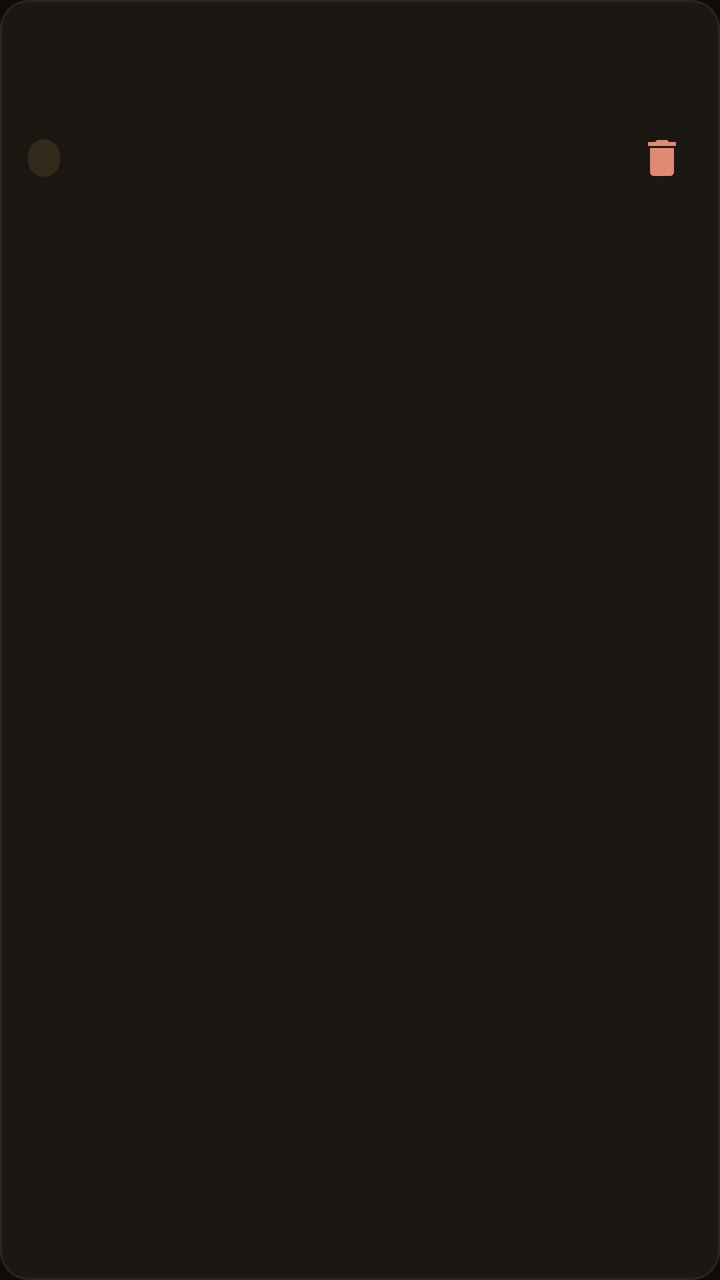
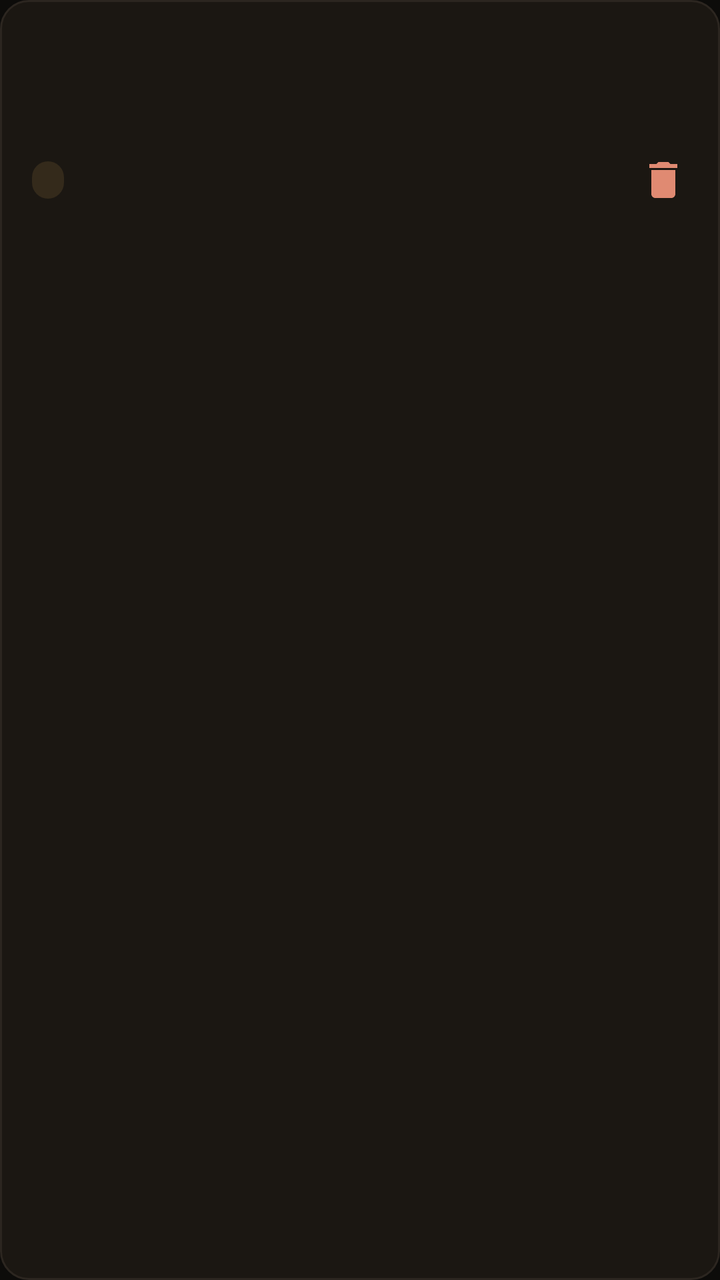

The first picture is an Android layout as it rendered before a commit; the second is the same layout after the commit. The layout source and the unified diff follow.
<!-- AndroidManifest.xml: application theme Theme.RFragancias -->
<!-- res/layout/item_pedido.xml -->
<?xml version="1.0" encoding="utf-8"?>
<LinearLayout xmlns:android="http://schemas.android.com/apk/res/android"
    xmlns:app="http://schemas.android.com/apk/res-auto"
    android:layout_width="match_parent"
    android:layout_height="wrap_content"
    android:layout_marginHorizontal="16dp"
    android:layout_marginBottom="10dp"
    android:orientation="vertical"
    android:background="@drawable/bg_card"
    android:padding="14dp">

    <LinearLayout
        android:layout_width="match_parent"
        android:layout_height="wrap_content"
        android:orientation="horizontal">

        <TextView
            android:id="@+id/texto_insumo"
            android:layout_width="0dp"
            android:layout_height="wrap_content"
            android:layout_weight="1"
            android:textColor="@color/text_primary"
            android:textSize="15sp"
            android:maxLines="1"
            android:ellipsize="end" />

        <TextView
            android:id="@+id/texto_costo"
            android:layout_width="wrap_content"
            android:layout_height="wrap_content"
            android:textColor="@color/primary"
            android:textSize="15sp"
            android:textStyle="bold" />
    </LinearLayout>

    <TextView
        android:id="@+id/texto_proveedor"
        android:layout_width="match_parent"
        android:layout_height="wrap_content"
        android:layout_marginTop="4dp"
        android:textColor="@color/text_muted"
        android:textSize="13sp" />

    <LinearLayout
        android:layout_width="match_parent"
        android:layout_height="wrap_content"
        android:layout_marginTop="8dp"
        android:orientation="horizontal"
        android:gravity="center_vertical">

        <TextView
            android:id="@+id/texto_estado"
            android:layout_width="wrap_content"
            android:layout_height="wrap_content"
            android:background="@drawable/bg_badge_warning"
            android:paddingHorizontal="8dp"
            android:paddingVertical="2dp"
            android:textColor="@color/text_primary"
            android:textSize="11sp" />

        <TextView
            android:id="@+id/texto_fecha"
            android:layout_width="0dp"
            android:layout_height="wrap_content"
            android:layout_weight="1"
            android:layout_marginStart="8dp"
            android:gravity="end"
            android:textColor="@color/text_muted"
            android:textSize="11sp" />

        <ImageButton
            android:id="@+id/btn_eliminar"
            android:layout_width="30dp"
            android:layout_height="30dp"
            android:layout_marginStart="8dp"
            android:background="?attr/selectableItemBackgroundBorderless"
            android:src="@drawable/ic_delete"
            app:tint="@color/danger" />
    </LinearLayout>
</LinearLayout>
<!-- resources referenced by this layout -->
<resources>
  <color name="danger">#E08A72</color>
  <color name="primary">#DE9B45</color>
  <color name="text_muted">#ACA090</color>
  <color name="text_primary">#F4EEE2</color>
  <!-- drawable bg_badge_warning (drawable) -->
  <shape xmlns:android="http://schemas.android.com/apk/res/android" android:shape="rectangle">
      <corners android:radius="8dp"/>
      <solid android:color="@color/warning_bg"/>
  </shape>
  <!-- drawable bg_card (drawable) -->
  <shape xmlns:android="http://schemas.android.com/apk/res/android" android:shape="rectangle">
      <corners android:radius="14dp"/>
      <solid android:color="@color/surface"/>
      <stroke android:width="1dp" android:color="@color/border"/>
  </shape>
  <!-- drawable ic_delete (drawable) -->
  <vector xmlns:android="http://schemas.android.com/apk/res/android"
      android:width="24dp" android:height="24dp" android:viewportWidth="24" android:viewportHeight="24">
      <path android:fillColor="#F4EEE2" android:pathData="M6,19c0,1.1 0.9,2 2,2h8c1.1,0 2,-0.9 2,-2V7H6v12zM19,4h-3.5l-1,-1h-5l-1,1H5v2h14V4z"/>
  </vector>
  <style name="Theme.RFragancias" parent="Theme.MaterialComponents.DayNight.NoActionBar">
          <item name="colorPrimary">@color/primary</item>
          <item name="colorPrimaryDark">@color/bg</item>
          <item name="colorAccent">@color/primary</item>
          <item name="colorSurface">@color/surface</item>
          <item name="colorOnSurface">@color/text_primary</item>
          <item name="colorOnPrimary">@color/bg</item>
          <item name="android:windowBackground">@color/bg</item>
          <item name="android:statusBarColor">@color/bg</item>
          <item name="android:navigationBarColor">@color/bg</item>
          <item name="android:windowLightStatusBar" tools:targetApi="m">false</item>
          <item name="android:textColorPrimary">@color/text_primary</item>
          <item name="android:textColorSecondary">@color/text_muted</item>
          <item name="materialButtonStyle">@style/Widget.RFragancias.Button</item>
          <item name="editTextStyle">@style/Widget.RFragancias.EditText</item>
          <item name="textInputStyle">@style/Widget.RFragancias.TextInputLayout</item>
      </style>
  <color name="warning_bg">#1FE0B15C</color>
  <color name="surface">#1B1712</color>
  <color name="border">#2C2620</color>
  <color name="bg">#0D0C0A</color>
  <style name="Widget.RFragancias.Button" parent="Widget.MaterialComponents.Button">
          <item name="backgroundTint">@color/primary</item>
          <item name="android:textColor">@color/bg</item>
          <item name="android:textAllCaps">false</item>
          <item name="cornerRadius">10dp</item>
          <item name="android:letterSpacing">0.01</item>
          <item name="android:paddingTop">12dp</item>
          <item name="android:paddingBottom">12dp</item>
      </style>
  <style name="Widget.RFragancias.EditText" parent="Widget.AppCompat.EditText">
          <item name="android:textColor">@color/text_primary</item>
          <item name="android:textColorHint">@color/text_muted</item>
      </style>
  <style name="Widget.RFragancias.TextInputLayout" parent="Widget.MaterialComponents.TextInputLayout.OutlinedBox">
          <item name="boxStrokeColor">@color/border</item>
          <item name="hintTextColor">@color/primary</item>
          <item name="android:textColorHint">@color/text_muted</item>
          <item name="boxCornerRadiusTopStart">10dp</item>
          <item name="boxCornerRadiusTopEnd">10dp</item>
          <item name="boxCornerRadiusBottomStart">10dp</item>
          <item name="boxCornerRadiusBottomEnd">10dp</item>
      </style>
</resources>

<!-- the commit's change to res/layout/item_pedido.xml (unified diff, before → after) -->
@@ -4,10 +4,10 @@
     android:layout_width="match_parent"
     android:layout_height="wrap_content"
     android:layout_marginHorizontal="16dp"
-    android:layout_marginBottom="10dp"
+    android:layout_marginBottom="8dp"
     android:orientation="vertical"
     android:background="@drawable/bg_card"
-    android:padding="14dp">
+    android:padding="16dp">
 
     <LinearLayout
         android:layout_width="match_parent"
@@ -70,11 +70,15 @@
 
         <ImageButton
             android:id="@+id/btn_eliminar"
-            android:layout_width="30dp"
-            android:layout_height="30dp"
-            android:layout_marginStart="8dp"
+            android:layout_width="48dp"
+            android:layout_height="48dp"
+            android:layout_marginStart="4dp"
+            android:layout_marginEnd="-12dp"
+            android:padding="12dp"
+            android:scaleType="centerInside"
             android:background="?attr/selectableItemBackgroundBorderless"
             android:src="@drawable/ic_delete"
+            android:contentDescription="@string/cd_eliminar_pedido"
             app:tint="@color/danger" />
     </LinearLayout>
 </LinearLayout>
<!-- resource entries referenced after the edit -->
@@ -20,6 +20,7 @@
       android:width="24dp" android:height="24dp" android:viewportWidth="24" android:viewportHeight="24">
       <path android:fillColor="#F4EEE2" android:pathData="M6,19c0,1.1 0.9,2 2,2h8c1.1,0 2,-0.9 2,-2V7H6v12zM19,4h-3.5l-1,-1h-5l-1,1H5v2h14V4z"/>
   </vector>
+  <string name="cd_eliminar_pedido">Eliminar pedido</string>
   <style name="Theme.RFragancias" parent="Theme.MaterialComponents.DayNight.NoActionBar">
           <item name="colorPrimary">@color/primary</item>
           <item name="colorPrimaryDark">@color/bg</item>
@@ -27,6 +28,8 @@
           <item name="colorSurface">@color/surface</item>
           <item name="colorOnSurface">@color/text_primary</item>
           <item name="colorOnPrimary">@color/bg</item>
+          <item name="colorError">@color/error</item>
+          <item name="colorOnError">@color/bg</item>
           <item name="android:windowBackground">@color/bg</item>
           <item name="android:statusBarColor">@color/bg</item>
           <item name="android:navigationBarColor">@color/bg</item>
@@ -41,6 +44,7 @@
   <color name="surface">#1B1712</color>
   <color name="border">#2C2620</color>
   <color name="bg">#0D0C0A</color>
+  <color name="error">#E08A72</color>
   <style name="Widget.RFragancias.Button" parent="Widget.MaterialComponents.Button">
           <item name="backgroundTint">@color/primary</item>
           <item name="android:textColor">@color/bg</item>
@@ -55,7 +59,10 @@
           <item name="android:textColorHint">@color/text_muted</item>
       </style>
   <style name="Widget.RFragancias.TextInputLayout" parent="Widget.MaterialComponents.TextInputLayout.OutlinedBox">
-          <item name="boxStrokeColor">@color/border</item>
+          <item name="boxStrokeColor">@color/input_stroke</item>
+          <item name="boxStrokeErrorColor">@color/error</item>
+          <item name="errorTextColor">@color/error</item>
+          <item name="errorIconTint">@color/error</item>
           <item name="hintTextColor">@color/primary</item>
           <item name="android:textColorHint">@color/text_muted</item>
           <item name="boxCornerRadiusTopStart">10dp</item>
